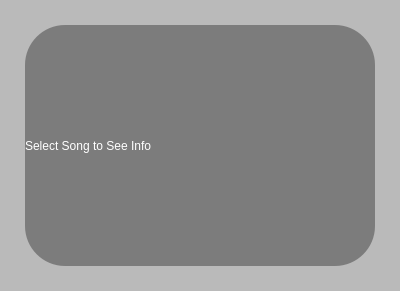
Old version of the form UI/uiFiles/NullSongInfo.ui in the repository Hperigee/vocalMaximum.
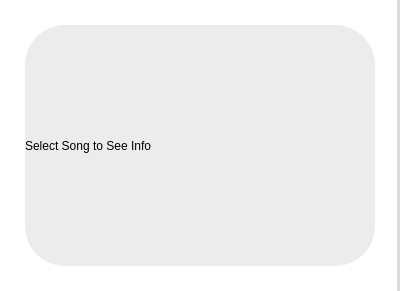
New version of the form.

The edit to the form file:
```diff
--- a/UI/uiFiles/NullSongInfo.ui
+++ b/UI/uiFiles/NullSongInfo.ui
@@ -14,7 +14,8 @@
    <string>Form</string>
   </property>
   <property name="styleSheet">
-   <string notr="true">background-color:rgb(186, 186, 186);</string>
+   <string notr="true">background-color: white;
+border-right: 3px solid  rgb(220, 220, 220);</string>
   </property>
   <layout class="QGridLayout" name="gridLayout">
    <property name="leftMargin">
@@ -38,10 +39,11 @@
       </size>
      </property>
      <property name="styleSheet">
-      <string notr="true">background-color:rgb(124, 124, 124);
+      <string notr="true">background-color:rgb(236, 236, 236);
 border-radius: 40px;
-color:white;
-font: 14pt &quot;Noto Sans KR&quot;;</string>
+color: black;
+font: 14pt &quot;Noto Sans KR medium&quot;;
+border: none;</string>
      </property>
      <property name="text">
       <string>Select Song to See Info</string>
```
